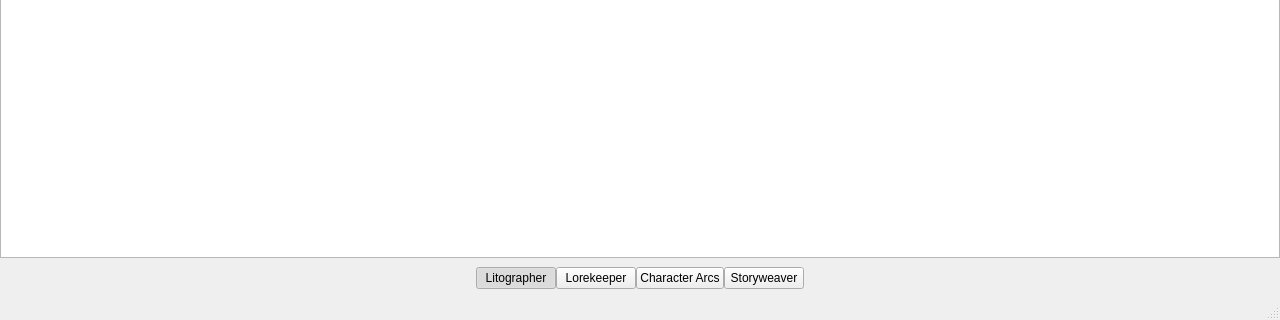
The window that storymaster/view/common/storymaster_main.ui (Bohndiggin/storymaster) describes before a commit, drawn with Qt 5; both pictures show x 0 to 1280 and y 400 to 720 of the 1280 by 720 pixel window.
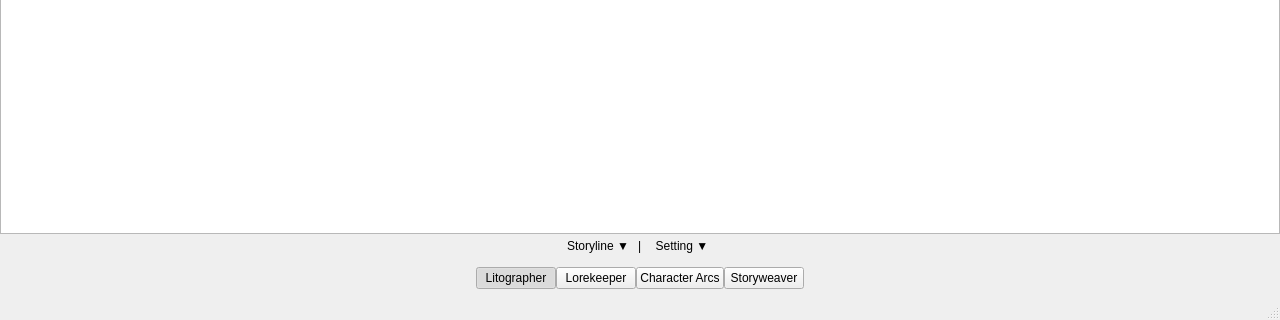
The same window after the commit.

Commit message: added quick menu to bottom to show what storyline / setting you are in and to switch them on the fly

Diff of the .ui file:
```diff
--- a/storymaster/view/common/storymaster_main.ui
+++ b/storymaster/view/common/storymaster_main.ui
@@ -78,6 +78,93 @@
       <widget class="QWidget" name="storyweaverPage"/>
      </widget>
     </item>
+    <item>
+     <!-- Context info bar showing current storyline and setting -->
+     <widget class="QWidget" name="contextInfoBar" native="true">
+      <property name="minimumSize">
+       <size>
+        <width>0</width>
+        <height>24</height>
+       </size>
+      </property>
+      <property name="maximumSize">
+       <size>
+        <width>16777215</width>
+        <height>24</height>
+       </size>
+      </property>
+      <layout class="QHBoxLayout" name="contextInfoLayout">
+       <property name="spacing">
+        <number>0</number>
+       </property>
+       <property name="leftMargin">
+        <number>0</number>
+       </property>
+       <property name="topMargin">
+        <number>0</number>
+       </property>
+       <property name="rightMargin">
+        <number>0</number>
+       </property>
+       <property name="bottomMargin">
+        <number>0</number>
+       </property>
+       <item>
+        <spacer name="contextInfoSpacer1">
+         <property name="orientation">
+          <enum>Qt::Horizontal</enum>
+         </property>
+         <property name="sizeHint" stdset="0">
+          <size>
+           <width>40</width>
+           <height>20</height>
+          </size>
+         </property>
+        </spacer>
+       </item>
+       <item>
+        <widget class="QPushButton" name="storylineButton">
+         <property name="text">
+          <string>Storyline ▼</string>
+         </property>
+         <property name="flat">
+          <bool>true</bool>
+         </property>
+        </widget>
+       </item>
+       <item>
+        <widget class="QLabel" name="contextSeparator">
+         <property name="text">
+          <string>|</string>
+         </property>
+        </widget>
+       </item>
+       <item>
+        <widget class="QPushButton" name="settingButton">
+         <property name="text">
+          <string>Setting ▼</string>
+         </property>
+         <property name="flat">
+          <bool>true</bool>
+         </property>
+        </widget>
+       </item>
+       <item>
+        <spacer name="contextInfoSpacer2">
+         <property name="orientation">
+          <enum>Qt::Horizontal</enum>
+         </property>
+         <property name="sizeHint" stdset="0">
+          <size>
+           <width>40</width>
+           <height>20</height>
+          </size>
+         </property>
+        </spacer>
+       </item>
+      </layout>
+     </widget>
+    </item>
     <item>
      <!-- This is the bottom navigation bar that mimics DaVinci Resolve -->
      <widget class="QWidget" name="bottomNavBar" native="true">
```
The commit also changes 3 other files.
